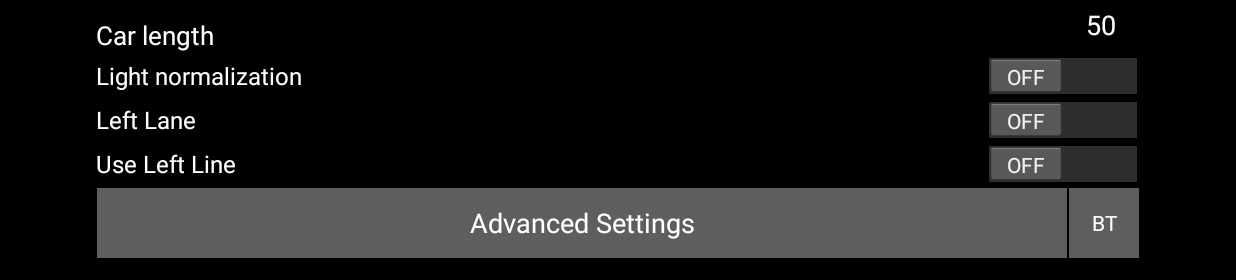
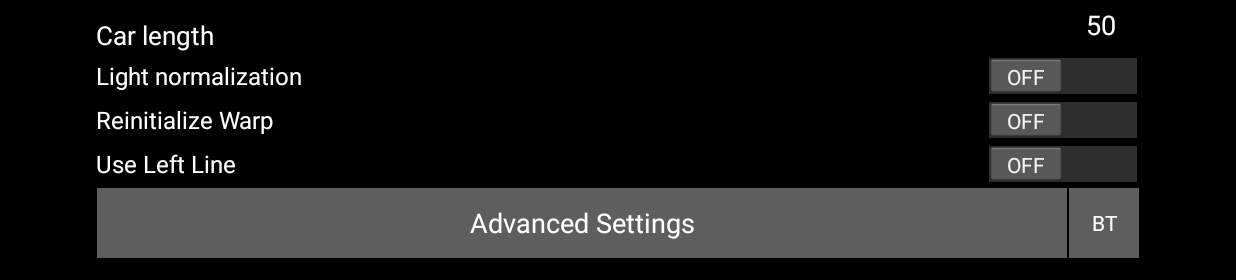
Before and after one commit to sesstigit/Android-Car-duino, an Android app: the screen it shows after launch (MainActivity), on a phone screen of 824 x 412 dp (held sideways). Shown: the part 335-615 px from the top of the screen. Run offline under Robolectric (Android 15) with nearby library versions, the phone set to English and light mode, and no system bars; 8 statements that could not run were skipped.

Commit message:
Replaced LeftLaneSwitch which was unused with ReinitializeWarpSwitch

```diff
--- a/app/src/main/res/layout/main_activity.xml
+++ b/app/src/main/res/layout/main_activity.xml
@@ -44,7 +44,7 @@
                 android:textColor="@color/white"
                 android:id="@+id/LightNormalizationSwitch"
                 android:checked="false"
-                android:layout_above="@+id/LeftLaneSwitch"
+                android:layout_above="@+id/ReinitializeWarpSwitch"
                 android:layout_alignParentRight="true"
                 android:layout_alignParentEnd="true"
                 android:layout_marginBottom="1dp" />
@@ -77,17 +77,17 @@
                 android:layout_toLeftOf="@+id/bluetooth"
                 android:layout_toStartOf="@+id/bluetooth" />
 
-            <Switch
-                android:layout_width="match_parent"
-                android:layout_height="wrap_content"
-                android:text="Left Lane"
-                android:textColor="@color/white"
-                android:id="@+id/LeftLaneSwitch"
-                android:checked="false"
-                android:layout_above="@+id/LeftLineSwitch"
-                android:layout_alignParentRight="true"
-                android:layout_alignParentEnd="true"
-                android:layout_marginBottom="1dp" />
+    <Switch
+        android:id="@+id/ReinitializeWarpSwitch"
+        android:layout_width="match_parent"
+        android:layout_height="wrap_content"
+        android:layout_above="@+id/LeftLineSwitch"
+        android:layout_alignParentEnd="true"
+        android:layout_alignParentRight="true"
+        android:layout_marginBottom="1dp"
+        android:checked="false"
+        android:text="Reinitialize Warp"
+        android:textColor="@color/white" />
 
             <Switch
                 android:layout_width="match_parent"
```
